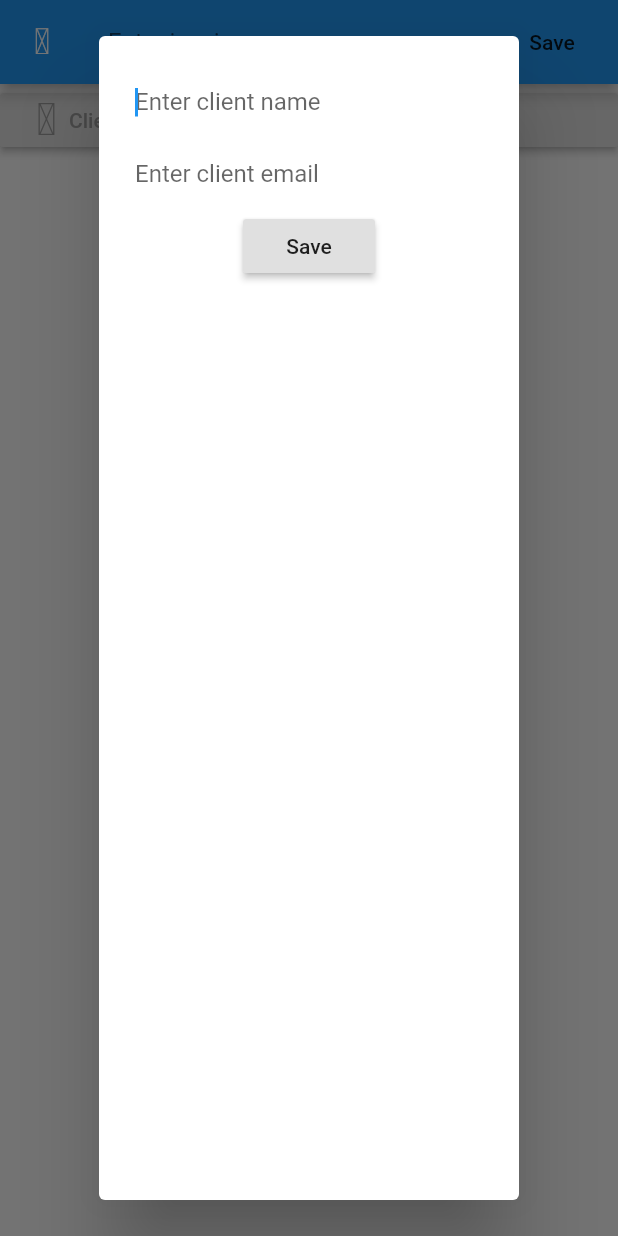
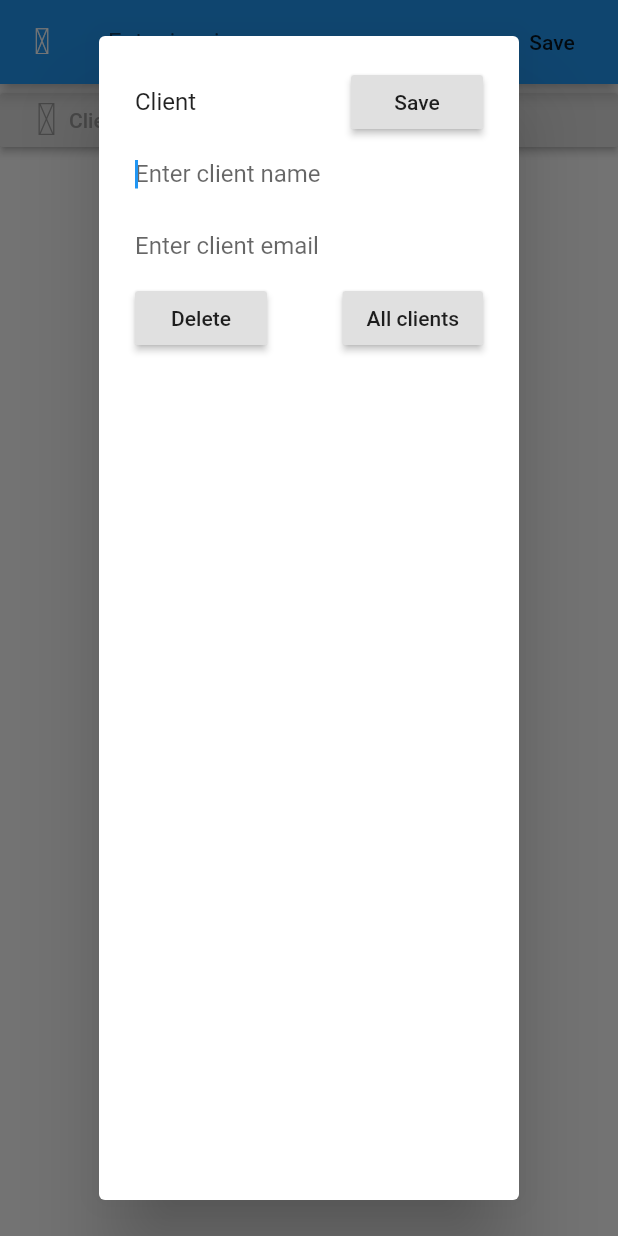
Before and after one commit to Kravchenko1996/devsteam_mobi_test, a Flutter app: the NewInvoiceScreen screen opened directly, after a tap on "Client", on a phone screen of 412 x 824 dp. Run offline on Flutter 3.47's test engine with Material 2 defaults, Android fonts, the phone set to English and light mode, and no system bars; our stand-ins replace material_design_icons_flutter, sqflite; accounts and stored records are empty.

Commit message:
- WIP on delete client_id from Invoice; - added update procedure for Client and Invoice; - added Future.builders for list of Invoices;

```diff
--- a/lib/models/Invoice.dart
+++ b/lib/models/Invoice.dart
@@ -1,3 +1,5 @@
+
+
 class Invoice {
   int id;
   int clientId;
--- /dev/null
+++ b/lib/widgets/AllClientsScreen.dart
@@ -0,0 +1,58 @@
+import 'package:devsteam_mobi_test/Database.dart';
+import 'package:devsteam_mobi_test/models/Client.dart';
+import 'package:devsteam_mobi_test/widgets/CenterLoadingIndicator.dart';
+import 'package:flutter/material.dart';
+
+class AllClientsScreen extends StatefulWidget {
+  final void Function(Client) onChoose;
+
+  const AllClientsScreen({
+    Key key,
+    this.onChoose,
+  }) : super(key: key);
+
+  @override
+  _AllClientsScreenState createState() => _AllClientsScreenState();
+}
+
+class _AllClientsScreenState extends State<AllClientsScreen> {
+  List<Client> clients = [];
+
+  @override
+  void initState() {
+    super.initState();
+    _getAllClients();
+  }
+
+  void _getAllClients() async {
+    clients = await DBProvider.db.getAllClients();
+    setState(() {
+      clients = clients;
+    });
+  }
+
+  @override
+  Widget build(BuildContext context) {
+    return Scaffold(
+      appBar: AppBar(),
+      body: clients.length == 0
+          ? CenterLoadingIndicator()
+          : ListView.builder(
+              itemCount: clients.length,
+              itemBuilder: (BuildContext context, int index) {
+                return Center(
+                  child: GestureDetector(
+                    child: Text(
+                      clients[index].name,
+                    ),
+                    onTap: () {
+                      widget.onChoose(clients[index]);
+                      Navigator.of(context).pop();
+                    },
+                  ),
+                );
+              },
+            ),
+    );
+  }
+}
--- a/lib/widgets/ClientForm.dart
+++ b/lib/widgets/ClientForm.dart
@@ -1,15 +1,23 @@
+import 'package:devsteam_mobi_test/models/Client.dart';
+import 'package:devsteam_mobi_test/widgets/AllClientsScreen.dart';
 import 'package:flutter/material.dart';
 
 class ClientForm extends StatefulWidget {
   final TextEditingController clientName;
   final TextEditingController clientEmail;
   final VoidCallback onSave;
+  final VoidCallback onRemove;
+  final GlobalKey clientFormKey;
+  final Client client;
 
   const ClientForm({
     Key key,
     this.clientName,
     this.clientEmail,
     this.onSave,
+    this.onRemove,
+    this.clientFormKey,
+    this.client,
   }) : super(key: key);
 
   @override
@@ -17,10 +25,31 @@ class ClientForm extends StatefulWidget {
 }
 
 class _ClientFormState extends State<ClientForm> {
+  void chooseClientFromList(Client client) {
+    setState(() {
+      widget.clientName.text = client.name;
+      widget.clientEmail.text = client.email;
+    });
+  }
+
   @override
   Widget build(BuildContext context) {
-    return Column(
+    return Form(
+      key: widget.clientFormKey,
+      child: Column(
         children: [
+          Row(
+            mainAxisAlignment: MainAxisAlignment.spaceBetween,
+            children: [
+              Text('Client'),
+              RaisedButton(
+                child: Text('Save'),
+                onPressed: () {
+                  widget.onSave();
+                },
+              ),
+            ],
+          ),
           Container(
             child: TextFormField(
               autofocus: true,
@@ -53,13 +82,32 @@ class _ClientFormState extends State<ClientForm> {
               },
             ),
           ),
+          Row(
+            mainAxisAlignment: MainAxisAlignment.spaceBetween,
+            children: [
               RaisedButton(
-          child: Text('Save'),
                 onPressed: () {
-            widget.onSave();
+                  widget.onRemove();
                 },
+                child: Text('Delete'),
+              ),
+              RaisedButton(
+                onPressed: () async {
+                  await Navigator.push(
+                    context,
+                    MaterialPageRoute(
+                      builder: (context) => AllClientsScreen(
+                        onChoose: chooseClientFromList,
+                      ),
+                    ),
+                  );
+                },
+                child: Text('All clients'),
               ),
             ],
+          ),
+        ],
+      ),
     );
   }
 }
--- a/lib/widgets/ClientWidget.dart
+++ b/lib/widgets/ClientWidget.dart
@@ -1,18 +1,49 @@
+import 'package:devsteam_mobi_test/Database.dart';
+import 'package:devsteam_mobi_test/models/Client.dart';
 import 'package:devsteam_mobi_test/widgets/ClientForm.dart';
 import 'package:flutter/material.dart';
 import 'package:material_design_icons_flutter/material_design_icons_flutter.dart';
 
-class ClientWidget extends StatelessWidget {
+class ClientWidget extends StatefulWidget {
   final TextEditingController clientName;
   final TextEditingController clientEmail;
   final VoidCallback onSave;
+  final VoidCallback onRemove;
+  final GlobalKey clientFormKey;
+  final int clientId;
 
   const ClientWidget({
     Key key,
     this.clientName,
     this.clientEmail,
     this.onSave,
+    this.clientFormKey,
+    this.clientId,
+    this.onRemove,
   }) : super(key: key);
+
+  @override
+  _ClientWidgetState createState() => _ClientWidgetState();
+}
+
+class _ClientWidgetState extends State<ClientWidget> {
+  Client client;
+
+  @override
+  void initState() {
+    super.initState();
+    _getClientById(widget.clientId);
+  }
+
+  void _getClientById(int clientId) async {
+    if (widget.clientId != null) {
+      client = await DBProvider.db.getClientById(clientId);
+      setState(() {
+        widget.clientName.text = client.name;
+        widget.clientEmail.text = client.email;
+      });
+    }
+  }
 
   @override
   Widget build(BuildContext context) {
@@ -23,9 +54,12 @@ class ClientWidget extends StatelessWidget {
             builder: (BuildContext context) {
               return AlertDialog(
                 content: ClientForm(
-                  clientName: clientName,
-                  clientEmail: clientEmail,
-                  onSave: onSave,
+                  clientName: widget.clientName,
+                  clientEmail: widget.clientEmail,
+                  onSave: widget.onSave,
+                  onRemove: widget.onRemove,
+                  clientFormKey: widget.clientFormKey,
+                  client: client,
                 ),
               );
             });
@@ -39,7 +73,9 @@ class ClientWidget extends StatelessWidget {
               size: 30,
             ),
             Text(
-              clientName.text.isEmpty ? 'Client' : clientName.text,
+              widget.clientName.text.isEmpty && client == null
+                  ? 'Client'
+                  : widget.clientName.text,
               style: TextStyle(
                 color: Colors.grey,
               ),
--- a/lib/widgets/NewInvoiceScreen.dart
+++ b/lib/widgets/NewInvoiceScreen.dart
@@ -6,12 +6,22 @@ import 'package:flutter/material.dart';
 import 'package:material_design_icons_flutter/material_design_icons_flutter.dart';
 
 class NewInvoiceScreen extends StatefulWidget {
+  final int clientId;
+  final Invoice invoice;
+
+  const NewInvoiceScreen({
+    Key key,
+    this.clientId,
+    this.invoice,
+  }) : super(key: key);
+
   @override
   _NewInvoiceScreenState createState() => _NewInvoiceScreenState();
 }
 
 class _NewInvoiceScreenState extends State<NewInvoiceScreen> {
-  final _formKey = GlobalKey<FormState>();
+  final _invoiceFormKey = GlobalKey<FormState>();
+  final _clientFormKey = GlobalKey<FormState>();
 
   final TextEditingController _invoiceNameController = TextEditingController();
   final TextEditingController _clientNameController = TextEditingController();
@@ -20,51 +30,53 @@ class _NewInvoiceScreenState extends State<NewInvoiceScreen> {
   Invoice newInvoice = Invoice();
 
   void _saveClient() async {
+    if (_clientFormKey.currentState.validate()) {
       newClient = Client(
         name: _clientNameController.text,
         email: _clientEmailController.text,
       );
-    await DBProvider.db.upsertClient(newClient);
+      await DBProvider.db.upsertClient(newClient, widget.clientId);
       await DBProvider.db.getAllClients();
       setState(() {
         Navigator.of(context).pop();
       });
-    // if (_formKey.currentState.validate()) {
-    //   print(1);
-    //   newClient = Client(
-    //     name: _clientNameController.text,
-    //     email: _clientEmailController.text,
-    //   );
-    //   await DBProvider.db.upsertClient(newClient);
-    //   await DBProvider.db.getAllClients();
-    //   setState(() {
-    //     Navigator.of(context).pop();
-    //   });
-    // }
+    }
   }
 
   void _saveInvoice() async {
-    if (_formKey.currentState.validate()) {
+    if (_invoiceFormKey.currentState.validate()) {
       newInvoice = Invoice(
         name: _invoiceNameController.text,
-        clientId: newClient.id,
+        clientId: widget.clientId != null ? widget.clientId : newClient.id,
       );
-      await DBProvider.db.upsertInvoice(newInvoice);
-      Navigator.of(context).pop();
+      await DBProvider.db.upsertInvoice(newInvoice, widget.invoice);
     }
+  }
+
+  void _removeClientFromInvoice() async {
+    // if (_invoiceFormKey.currentState.validate()) {
+    //   newInvoice = Invoice(
+    //     name: _invoiceNameController.text,
+    //     clientId: null,
+    //   );
+    //   print(newInvoice.name);
+    //   await DBProvider.db.removeClientFromInvoice(newInvoice, widget.invoice);
+    //   Navigator.of(context).pop();
+    // }
   }
 
   @override
   Widget build(BuildContext context) {
-    return Form(
-      key: _formKey,
-      child: Scaffold(
+    return Scaffold(
       appBar: AppBar(
         leading: IconButton(
           icon: Icon(MdiIcons.close),
           onPressed: () => Navigator.of(context).pop(),
         ),
-          title: TextFormField(
+        title: Form(
+          key: _invoiceFormKey,
+          child: widget.invoice == null
+              ? TextFormField(
                   decoration: InputDecoration(
                     border: InputBorder.none,
                     hintText: 'Enter invoice name',
@@ -76,6 +88,23 @@ class _NewInvoiceScreenState extends State<NewInvoiceScreen> {
                     }
                     return null;
                   },
+                )
+              : TextFormField(
+                  decoration: InputDecoration(
+                    border: InputBorder.none,
+                    hintText: 'Enter invoice name',
+                  ),
+                  // if 'widget.invoice == null' would be here
+                  // it will conflict with ..text-method
+                  controller: _invoiceNameController
+                    ..text = widget.invoice.name,
+                  validator: (val) {
+                    if (val.isEmpty) {
+                      return 'Enter something please!';
+                    }
+                    return null;
+                  },
+                ),
         ),
         actions: [
           MaterialButton(
@@ -93,9 +122,11 @@ class _NewInvoiceScreenState extends State<NewInvoiceScreen> {
               clientName: _clientNameController,
               clientEmail: _clientEmailController,
               onSave: _saveClient,
+              onRemove: _removeClientFromInvoice,
+              clientFormKey: _clientFormKey,
+              clientId: widget.clientId,
             ),
           ],
-          ),
         ),
       ),
     );
```
Also changed, not shown: lib/Database.dart (+59 -75 lines), lib/pages/InvoicesPage.dart (+48 -31 lines), lib/models/Client.dart (line endings or trailing spaces). Lines whose indentation alone changed are shown as unchanged.
